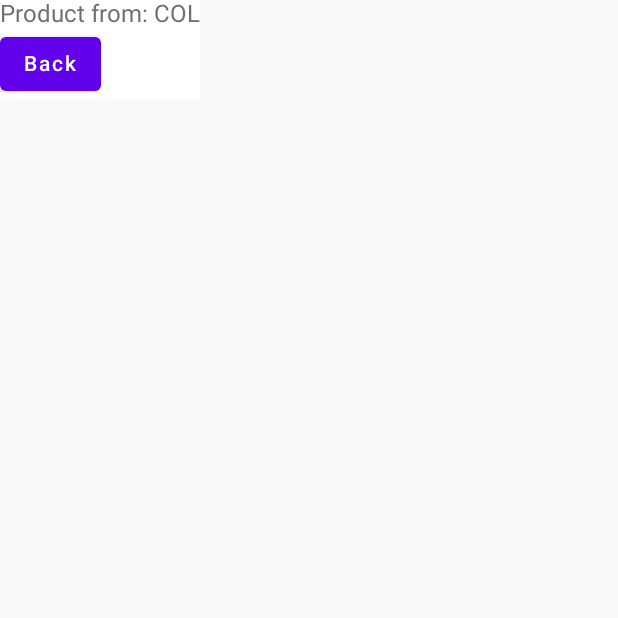
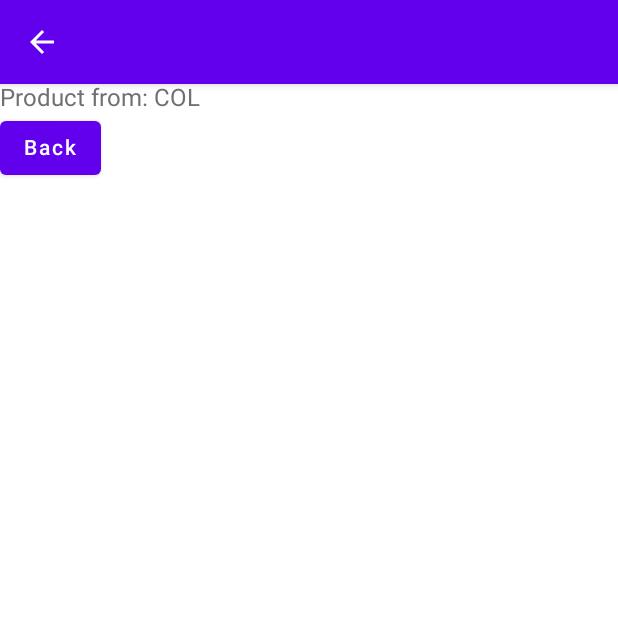
Before and after one commit to JoseCruzMV/Coffe4Codders, an Android app built with Jetpack Compose: the screen it shows after launch (MainActivity), after a tap on an icon or button, on a phone screen of 412 x 824 dp, the top half of it. Run offline under Robolectric (Android 15) with nearby library versions, the phone set to English and light mode, and no system bars.

Commit message:
Added: Appbar to Feed and Detail screens using Scaffold

```diff
--- /dev/null
+++ b/app/src/main/java/com/example/coffe4coders/ui/components/CustomAppBar.kt
@@ -0,0 +1,58 @@
+package com.example.coffe4coders.ui.components
+
+import androidx.compose.material.*
+import androidx.compose.runtime.Composable
+import androidx.compose.ui.graphics.vector.ImageVector
+import androidx.compose.ui.tooling.preview.Preview
+import com.example.coffe4coders.ui.theme.Coffe4CodersTheme
+
+typealias NavigationAction = () -> Unit
+
+@Composable
+fun CustomAppBar(
+    title: String? = null,
+    navigationIcon: ImageVector? = null,
+    navigationAction: NavigationAction? = null, // Type alias from () -> Unit
+) {
+    val titleText = title ?: ""
+
+    if (navigationIcon != null && navigationAction != null)
+    {
+        TopAppBar(
+            title = {
+                Text(text = titleText)
+            },
+            navigationIcon = {
+                IconButton(
+                    onClick = {
+                        navigationAction()
+                    }
+                ) {
+                    Icon(
+                        imageVector = navigationIcon,
+                        contentDescription = null
+                    )
+                }
+            }
+        )
+    } else {
+        TopAppBar(
+            title = {
+                Text(text = titleText)
+            },
+            backgroundColor = MaterialTheme.colors.primary
+        )
+    }
+}
+
+@Preview(
+    showBackground = true
+)
+@Composable
+fun CustomAppBarPreview() {
+    Coffe4CodersTheme {
+        CustomAppBar(
+            title = "Coffee4Coders"
+        )
+    }
+}
--- a/app/src/main/java/com/example/coffe4coders/ui/screens/DetailScreen.kt
+++ b/app/src/main/java/com/example/coffe4coders/ui/screens/DetailScreen.kt
@@ -3,18 +3,33 @@ package com.example.coffe4coders.ui.screens
 import androidx.compose.foundation.layout.Column
 import androidx.compose.material.Button
 import androidx.compose.material.MaterialTheme
+import androidx.compose.material.Scaffold
 import androidx.compose.material.Text
+import androidx.compose.material.icons.Icons
+import androidx.compose.material.icons.filled.ArrowBack
 import androidx.compose.runtime.Composable
 import androidx.compose.ui.tooling.preview.Preview
 import androidx.navigation.NavController
 import androidx.navigation.compose.rememberNavController
 import com.example.coffe4coders.ui.components.CountryISO
+import com.example.coffe4coders.ui.components.CustomAppBar
 
 @Composable
 fun DetailScreen(
     navController: NavController,
     countryISO: CountryISO
 ) {
+    Scaffold(
+        topBar = {
+            CustomAppBar(
+                navigationIcon = Icons.Filled.ArrowBack
+            ) {
+                navController.navigate("Feed") {
+                    popUpTo("Feed")
+                }
+            }
+        },
+        content = {
             Column {
                 Text(
                     text = "Product from: ${countryISO.iso}",
@@ -31,6 +46,8 @@ fun DetailScreen(
                 }
             }
         }
+    )
+}
 
 @Preview(
     showBackground = true
--- a/app/src/main/java/com/example/coffe4coders/ui/screens/FeedScreen.kt
+++ b/app/src/main/java/com/example/coffe4coders/ui/screens/FeedScreen.kt
@@ -6,6 +6,7 @@ import androidx.compose.foundation.layout.padding
 import androidx.compose.foundation.lazy.LazyColumn
 import androidx.compose.foundation.lazy.items
 import androidx.compose.material.MaterialTheme
+import androidx.compose.material.Scaffold
 import androidx.compose.material.Surface
 import androidx.compose.runtime.Composable
 import androidx.compose.ui.Modifier
@@ -16,10 +17,7 @@ import androidx.compose.ui.unit.dp
 import androidx.navigation.NavController
 import androidx.navigation.compose.rememberNavController
 import com.example.coffe4coders.R
-import com.example.coffe4coders.ui.components.BodyText
-import com.example.coffe4coders.ui.components.CountryISO
-import com.example.coffe4coders.ui.components.ProductCard
-import com.example.coffe4coders.ui.components.TitleText
+import com.example.coffe4coders.ui.components.*
 import com.example.coffe4coders.ui.theme.Coffe4CodersTheme
 
 @Composable
@@ -27,8 +25,12 @@ fun FeedScreen(navController: NavController) {
     val list = listOf(
         CountryISO.COL, CountryISO.BRA, CountryISO.NIC, CountryISO.CRI
     )
-
-    Coffe4CodersTheme {
+    Coffe4CodersTheme() {
+        Scaffold(
+            topBar = {
+                CustomAppBar(title = "Coffe4Codders")
+            },
+            content = {
                 Surface(
                     color = MaterialTheme.colors.background,
                 ) {
@@ -59,6 +61,8 @@ fun FeedScreen(navController: NavController) {
                     }
                 }
             }
+        )
+    }
 }
 
 @Preview(
```
Lines whose indentation alone changed are shown as unchanged.
